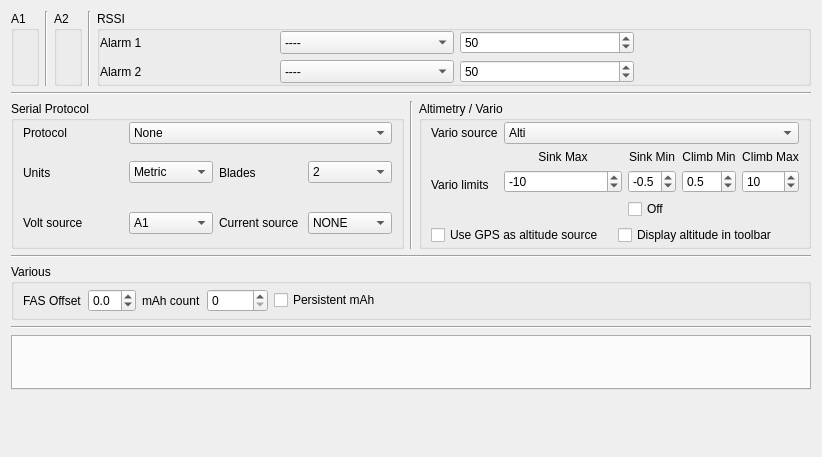
The window that companion/src/modeledit/telemetry.ui (opentx/opentx) describes before a commit, drawn with Qt 5.
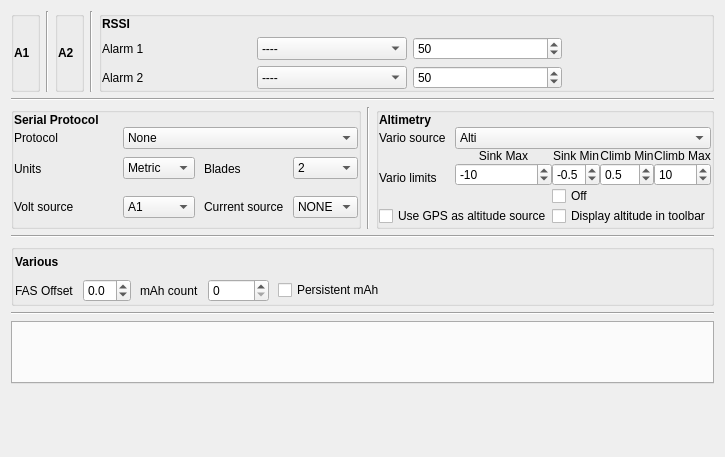
The same window after the commit.

Commit message: Telemetry tab looked great on Linux. Not so great on Windows. Group boxes display  very differently on these platforms.

What changed in the file:
```diff
--- a/companion/src/modeledit/telemetry.ui
+++ b/companion/src/modeledit/telemetry.ui
@@ -6,7 +6,7 @@
    <rect>
     <x>0</x>
     <y>0</y>
-    <width>822</width>
+    <width>713</width>
     <height>457</height>
    </rect>
   </property>
@@ -33,16 +33,35 @@
        <property name="styleSheet">
         <string notr="true"/>
        </property>
-       <property name="title">
-        <string>A1</string>
-       </property>
        <property name="flat">
-        <bool>true</bool>
+        <bool>false</bool>
        </property>
        <layout class="QVBoxLayout" name="A1Layout">
         <property name="margin">
          <number>0</number>
         </property>
+        <property name="topMargin">
+         <number>0</number>
+        </property>
+        <property name="rightMargin">
+         <number>0</number>
+        </property>
+        <property name="bottomMargin">
+         <number>0</number>
+        </property>
+        <item>
+         <widget class="QLabel" name="label_7">
+          <property name="font">
+           <font>
+            <weight>75</weight>
+            <bold>true</bold>
+           </font>
+          </property>
+          <property name="text">
+           <string>A1</string>
+          </property>
+         </widget>
+        </item>
        </layout>
       </widget>
      </item>
@@ -55,16 +74,35 @@
      </item>
      <item>
       <widget class="QGroupBox" name="A2GB">
-       <property name="title">
-        <string>A2</string>
-       </property>
        <property name="flat">
-        <bool>true</bool>
+        <bool>false</bool>
        </property>
        <layout class="QVBoxLayout" name="A2Layout">
         <property name="margin">
          <number>0</number>
         </property>
+        <property name="topMargin">
+         <number>0</number>
+        </property>
+        <property name="rightMargin">
+         <number>0</number>
+        </property>
+        <property name="bottomMargin">
+         <number>0</number>
+        </property>
+        <item>
+         <widget class="QLabel" name="label_6">
+          <property name="font">
+           <font>
+            <weight>75</weight>
+            <bold>true</bold>
+           </font>
+          </property>
+          <property name="text">
+           <string>A2</string>
+          </property>
+         </widget>
+        </item>
        </layout>
       </widget>
      </item>
@@ -83,17 +121,49 @@
          <verstretch>0</verstretch>
         </sizepolicy>
        </property>
-       <property name="title">
-        <string>RSSI</string>
-       </property>
        <property name="flat">
-        <bool>true</bool>
+        <bool>false</bool>
        </property>
        <layout class="QGridLayout" name="gridLayout_7">
         <property name="margin">
          <number>0</number>
         </property>
-        <item row="0" column="0">
+        <property name="topMargin">
+         <number>0</number>
+        </property>
+        <property name="rightMargin">
+         <number>0</number>
+        </property>
+        <property name="bottomMargin">
+         <number>0</number>
+        </property>
+        <item row="1" column="3">
+         <spacer name="horizontalSpacer_2">
+          <property name="orientation">
+           <enum>Qt::Horizontal</enum>
+          </property>
+          <property name="sizeHint" stdset="0">
+           <size>
+            <width>40</width>
+            <height>20</height>
+           </size>
+          </property>
+         </spacer>
+        </item>
+        <item row="3" column="1">
+         <spacer name="verticalSpacer_16">
+          <property name="orientation">
+           <enum>Qt::Vertical</enum>
+          </property>
+          <property name="sizeHint" stdset="0">
+           <size>
+            <width>20</width>
+            <height>0</height>
+           </size>
+          </property>
+         </spacer>
+        </item>
+        <item row="1" column="0">
          <widget class="QLabel" name="rssiAlarm1Label">
           <property name="sizePolicy">
            <sizepolicy hsizetype="MinimumExpanding" vsizetype="Minimum">
@@ -115,7 +185,7 @@
           </property>
          </widget>
         </item>
-        <item row="0" column="1">
+        <item row="1" column="1">
          <widget class="QComboBox" name="rssiAlarm1CB">
           <property name="sizePolicy">
            <sizepolicy hsizetype="MinimumExpanding" vsizetype="Preferred">
@@ -145,7 +215,7 @@
           </item>
          </widget>
         </item>
-        <item row="0" column="2">
+        <item row="1" column="2">
          <widget class="QSpinBox" name="rssiAlarm1SB">
           <property name="enabled">
            <bool>true</bool>
@@ -173,7 +243,7 @@
           </property>
          </widget>
         </item>
-        <item row="1" column="0">
+        <item row="2" column="0">
          <widget class="QLabel" name="rssiAlarm2Label">
           <property name="sizePolicy">
            <sizepolicy hsizetype="MinimumExpanding" vsizetype="Minimum">
@@ -192,7 +262,7 @@
           </property>
          </widget>
         </item>
-        <item row="1" column="1">
+        <item row="2" column="1">
          <widget class="QComboBox" name="rssiAlarm2CB">
           <property name="sizePolicy">
            <sizepolicy hsizetype="MinimumExpanding" vsizetype="Preferred">
@@ -222,7 +292,7 @@
           </item>
          </widget>
         </item>
-        <item row="1" column="2">
+        <item row="2" column="2">
          <widget class="QSpinBox" name="rssiAlarm2SB">
           <property name="enabled">
            <bool>true</bool>
@@ -250,31 +320,18 @@
           </property>
          </widget>
         </item>
-        <item row="2" column="1">
-         <spacer name="verticalSpacer_16">
-          <property name="orientation">
-           <enum>Qt::Vertical</enum>
+        <item row="0" column="0">
+         <widget class="QLabel" name="label_5">
+          <property name="font">
+           <font>
+            <weight>75</weight>
+            <bold>true</bold>
+           </font>
           </property>
-          <property name="sizeHint" stdset="0">
-           <size>
-            <width>20</width>
-            <height>0</height>
-           </size>
+          <property name="text">
+           <string>RSSI</string>
           </property>
-         </spacer>
-        </item>
-        <item row="0" column="3">
-         <spacer name="horizontalSpacer_2">
-          <property name="orientation">
-           <enum>Qt::Horizontal</enum>
-          </property>
-          <property name="sizeHint" stdset="0">
-           <size>
-            <width>40</width>
-            <height>20</height>
-           </size>
-          </property>
-         </spacer>
+         </widget>
         </item>
        </layout>
       </widget>
@@ -301,19 +358,28 @@
          <verstretch>0</verstretch>
         </sizepolicy>
        </property>
-       <property name="title">
-        <string>Serial Protocol</string>
-       </property>
        <layout class="QVBoxLayout" name="verticalLayout_6">
+        <property name="spacing">
+         <number>0</number>
+        </property>
+        <property name="leftMargin">
+         <number>0</number>
+        </property>
         <property name="topMargin">
-         <number>1</number>
+         <number>0</number>
+        </property>
+        <property name="rightMargin">
+         <number>0</number>
         </property>
         <property name="bottomMargin">
-         <number>1</number>
+         <number>0</number>
         </property>
         <item>
          <layout class="QGridLayout" name="gridLayout_34" columnstretch="0,1,1,1">
-          <item row="2" column="0">
+          <property name="horizontalSpacing">
+           <number>9</number>
+          </property>
+          <item row="3" column="0">
            <widget class="QLabel" name="label_4">
             <property name="sizePolicy">
              <sizepolicy hsizetype="MinimumExpanding" vsizetype="Preferred">
@@ -326,7 +392,7 @@
             </property>
            </widget>
           </item>
-          <item row="1" column="1">
+          <item row="2" column="1">
            <widget class="QComboBox" name="frskyUnitsCB">
             <property name="sizePolicy">
              <sizepolicy hsizetype="Preferred" vsizetype="Fixed">
@@ -346,7 +412,7 @@
             </item>
            </widget>
           </item>
-          <item row="2" column="2">
+          <item row="3" column="2">
            <widget class="QLabel" name="current_label">
             <property name="sizePolicy">
              <sizepolicy hsizetype="MinimumExpanding" vsizetype="MinimumExpanding">
@@ -365,7 +431,7 @@
             </property>
            </widget>
           </item>
-          <item row="0" column="0">
+          <item row="1" column="0">
            <widget class="QLabel" name="label_112">
             <property name="sizePolicy">
              <sizepolicy hsizetype="MinimumExpanding" vsizetype="Preferred">
@@ -384,7 +450,7 @@
             </property>
            </widget>
           </item>
-          <item row="2" column="3">
+          <item row="3" column="3">
            <widget class="QComboBox" name="frskyCurrentCB">
             <property name="sizePolicy">
              <sizepolicy hsizetype="Preferred" vsizetype="Fixed">
@@ -414,7 +480,7 @@
             </item>
            </widget>
           </item>
-          <item row="0" column="1" colspan="3">
+          <item row="1" column="1" colspan="3">
            <widget class="QComboBox" name="frskyProtoCB">
             <property name="sizePolicy">
              <sizepolicy hsizetype="MinimumExpanding" vsizetype="Fixed">
@@ -434,7 +500,7 @@
             </item>
            </widget>
           </item>
-          <item row="2" column="1">
+          <item row="3" column="1">
            <widget class="QComboBox" name="frskyVoltCB">
             <property name="sizePolicy">
              <sizepolicy hsizetype="Preferred" vsizetype="Fixed">
@@ -464,7 +530,7 @@
             </item>
            </widget>
           </item>
-          <item row="1" column="3">
+          <item row="2" column="3">
            <widget class="QComboBox" name="frskyBladesCB">
             <property name="sizePolicy">
              <sizepolicy hsizetype="Preferred" vsizetype="Fixed">
@@ -489,7 +555,7 @@
             </item>
            </widget>
           </item>
-          <item row="1" column="0">
+          <item row="2" column="0">
            <widget class="QLabel" name="label_113">
             <property name="sizePolicy">
              <sizepolicy hsizetype="MinimumExpanding" vsizetype="Preferred">
@@ -508,7 +574,7 @@
             </property>
            </widget>
           </item>
-          <item row="1" column="2">
+          <item row="2" column="2">
            <widget class="QLabel" name="blades_label">
             <property name="sizePolicy">
              <sizepolicy hsizetype="MinimumExpanding" vsizetype="MinimumExpanding">
@@ -521,6 +587,19 @@
             </property>
            </widget>
           </item>
+          <item row="0" column="0">
+           <widget class="QLabel" name="label">
+            <property name="font">
+             <font>
+              <weight>75</weight>
+              <bold>true</bold>
+             </font>
+            </property>
+            <property name="text">
+             <string>Serial Protocol</string>
+            </property>
+           </widget>
+          </item>
          </layout>
         </item>
        </layout>
@@ -541,19 +620,28 @@
          <verstretch>0</verstretch>
         </sizepolicy>
        </property>
-       <property name="title">
-        <string>Altimetry / Vario</string>
-       </property>
        <layout class="QGridLayout" name="gridLayout_39">
+        <property name="leftMargin">
+         <number>0</number>
+        </property>
         <property name="topMargin">
-         <number>1</number>
+         <number>0</number>
+        </property>
+        <property name="rightMargin">
+         <number>0</number>
         </property>
         <property name="bottomMargin">
-         <number>1</number>
+         <number>0</number>
+        </property>
+        <property name="spacing">
+         <number>0</number>
         </property>
         <item row="0" column="0">
-         <layout class="QGridLayout" name="gridLayout_40" rowstretch="1,0,0" columnstretch="0,0">
-          <item row="0" column="1">
+         <layout class="QGridLayout" name="gridLayout_40" rowstretch="1,0,0,0" columnstretch="0,0">
+          <property name="horizontalSpacing">
+           <number>9</number>
+          </property>
+          <item row="1" column="1">
            <widget class="QComboBox" name="varioSourceCB">
             <property name="sizePolicy">
              <sizepolicy hsizetype="MinimumExpanding" vsizetype="Fixed">
@@ -588,7 +676,7 @@
             </item>
            </widget>
           </item>
-          <item row="1" column="1">
+          <item row="2" column="1">
            <layout class="QGridLayout" name="gridLayout_66" columnstretch="1,0,0,0">
             <item row="0" column="0">
              <widget class="QLabel" name="VarioLabel_1">
@@ -763,21 +851,21 @@
             </item>
            </layout>
           </item>
-          <item row="0" column="0">
+          <item row="1" column="0">
            <widget class="QLabel" name="varioSource_label">
             <property name="text">
              <string>Vario source</string>
             </property>
            </widget>
           </item>
-          <item row="1" column="0">
+          <item row="2" column="0">
            <widget class="QLabel" name="varioLimit_label">
             <property name="text">
              <string>Vario limits</string>
             </property>
            </widget>
           </item>
-          <item row="2" column="0" colspan="2">
+          <item row="3" column="0" colspan="2">
            <layout class="QHBoxLayout" name="horizontalLayout_16">
             <item>
              <widget class="QCheckBox" name="AltitudeGPS_ChkB">
@@ -807,6 +895,19 @@
             </item>
            </layout>
           </item>
+          <item row="0" column="0">
+           <widget class="QLabel" name="label_2">
+            <property name="font">
+             <font>
+              <weight>75</weight>
+              <bold>true</bold>
+             </font>
+            </property>
+            <property name="text">
+             <string>Altimetry</string>
+            </property>
+           </widget>
+          </item>
          </layout>
         </item>
        </layout>
@@ -829,18 +930,30 @@
        <verstretch>0</verstretch>
       </sizepolicy>
      </property>
-     <property name="title">
-      <string>Various</string>
-     </property>
      <layout class="QGridLayout" name="gridLayout_6">
+      <property name="leftMargin">
+       <number>1</number>
+      </property>
       <property name="topMargin">
        <number>1</number>
       </property>
+      <property name="rightMargin">
+       <number>1</number>
+      </property>
       <property name="bottomMargin">
        <number>1</number>
       </property>
+      <property name="spacing">
+       <number>0</number>
+      </property>
       <item row="0" column="0">
        <layout class="QGridLayout" name="gridLayout">
+        <property name="horizontalSpacing">
+         <number>9</number>
+        </property>
+        <property name="verticalSpacing">
+         <number>6</number>
+        </property>
         <item row="1" column="2">
          <widget class="QLabel" name="mahCount_label">
           <property name="text">
@@ -916,6 +1029,19 @@
           </property>
          </spacer>
         </item>
+        <item row="0" column="0">
+         <widget class="QLabel" name="label_3">
+          <property name="font">
+           <font>
+            <weight>75</weight>
+            <bold>true</bold>
+           </font>
+          </property>
+          <property name="text">
+           <string>Various</string>
+          </property>
+         </widget>
+        </item>
        </layout>
       </item>
      </layout>
```
Left out of the diff: 6 changed lines with no effect on the pictures.
